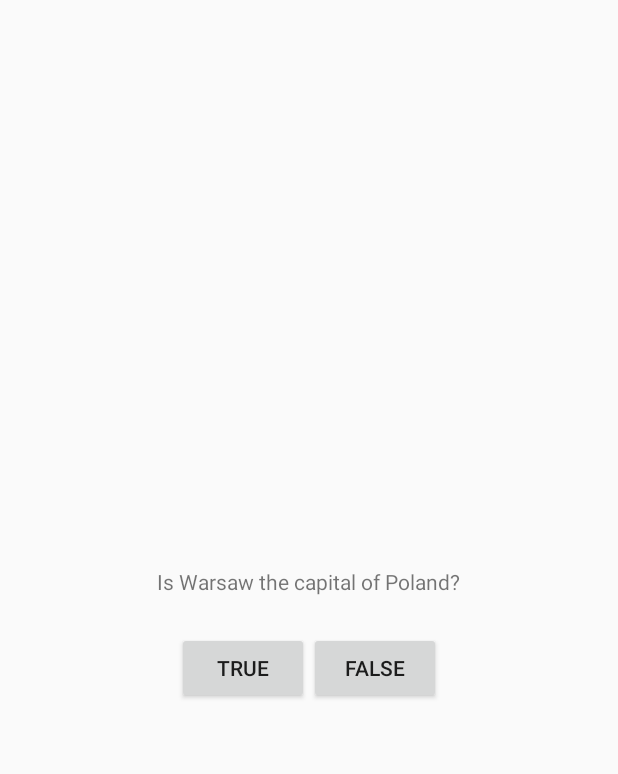
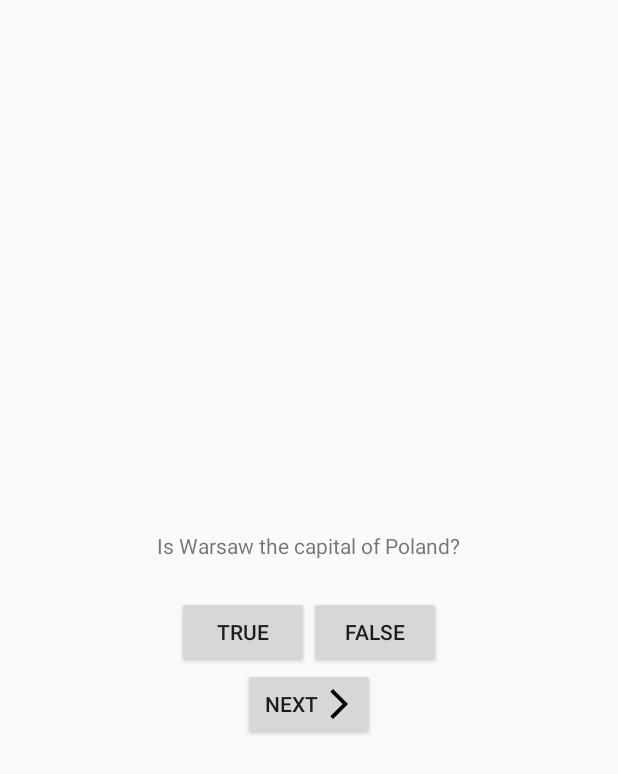
Before and after one commit to Raphalius/GeoQuiz, an Android app built with Jetpack Compose: the screen it shows after launch (MainActivity), after a tap on "TRUE", on a phone screen of 412 x 824 dp. Shown: the top 774 px of the screen. Run offline under Robolectric (Android 15) with nearby library versions, the phone set to English and light mode, and no system bars.

Commit message:
Adding multiple questions functionality

```diff
--- a/app/build.gradle.kts
+++ b/app/build.gradle.kts
@@ -38,6 +38,7 @@ android {
     }
     buildFeatures {
         compose = true
+        viewBinding = true
     }
     composeOptions {
         kotlinCompilerExtensionVersion = "1.5.1"
--- a/app/src/main/java/com/bignerdranch/android/geoquiz/MainActivity.kt
+++ b/app/src/main/java/com/bignerdranch/android/geoquiz/MainActivity.kt
@@ -14,33 +14,53 @@ import androidx.compose.material3.Text
 import androidx.compose.runtime.Composable
 import androidx.compose.ui.Modifier
 import androidx.compose.ui.tooling.preview.Preview
+import com.bignerdranch.android.geoquiz.databinding.ActivityMainBinding
+import com.bignerdranch.android.geoquiz.ui.Question
 import com.bignerdranch.android.geoquiz.ui.theme.GeoQuizTheme
 
 class MainActivity : ComponentActivity() {
 
-    private lateinit var trueButton : Button
-    private lateinit var falseButton : Button
+    private lateinit var binding : ActivityMainBinding
+
+    private val questionBank = listOf(
+        Question(R.string.question_poland, true),
+        Question(R.string.question_mazovia, false),
+        Question(R.string.question_oceans, true),
+        Question(R.string.question_mideast, false)
+    )
+    private var currentIndex = 0
     override fun onCreate(savedInstanceState: Bundle?) {
         super.onCreate(savedInstanceState)
-        setContentView(R.layout.activity_main)
+        binding = ActivityMainBinding.inflate(layoutInflater)
+        setContentView(binding.root)
 
-        trueButton = findViewById(R.id.true_button)
-        falseButton = findViewById(R.id.false_button)
-
-        trueButton.setOnClickListener { view: View ->
-            Toast.makeText(
-                this,
-                R.string.correct_toast,
-                Toast.LENGTH_SHORT
-            ).show()
+        binding.trueButton.setOnClickListener { view: View ->
+            checkAnswer(true)
         }
 
-        falseButton.setOnClickListener { view: View ->
-            Toast.makeText(
-                this,
-                R.string.incorrect_toast,
-                Toast.LENGTH_SHORT
-            ).show()
+        binding.falseButton.setOnClickListener { view: View ->
+            checkAnswer(false)
         }
+
+        binding.nextButton.setOnClickListener {
+            currentIndex = (currentIndex + 1) % questionBank.size
+            updateQuestion()
+        }
+        updateQuestion()
+    }
+
+    private fun updateQuestion() {
+        val questionTextResId = questionBank[currentIndex].textResId
+        binding.questionTextview.setText(questionTextResId)
+    }
+
+    private fun checkAnswer(userAnswer : Boolean) {
+        val correctAnswer = questionBank[currentIndex].answer
+        val messageResId = if (userAnswer == correctAnswer) {
+            R.string.correct_toast
+        } else {
+            R.string.incorrect_toast
+        }
+        Toast.makeText(this, messageResId, Toast.LENGTH_SHORT).show()
     }
 }
--- /dev/null
+++ b/app/src/main/java/com/bignerdranch/android/geoquiz/ui/Question.kt
@@ -0,0 +1,5 @@
+package com.bignerdranch.android.geoquiz.ui
+
+import androidx.annotation.StringRes
+
+data class Question(@StringRes val textResId: Int, val answer: Boolean) {}
--- /dev/null
+++ b/app/src/main/res/drawable/arrow_forward.xml
@@ -0,0 +1,5 @@
+<vector xmlns:android="http://schemas.android.com/apk/res/android" android:autoMirrored="true" android:height="24dp" android:tint="#000000" android:viewportHeight="24" android:viewportWidth="24" android:width="24dp">
+
+    <path android:fillColor="@android:color/white" android:pathData="M6.23,20.23l1.77,1.77l10,-10l-10,-10l-1.77,1.77l8.23,8.23z"/>
+
+</vector>
--- a/app/src/main/res/layout/activity_main.xml
+++ b/app/src/main/res/layout/activity_main.xml
@@ -1,15 +1,17 @@
 <?xml version="1.0" encoding="utf-8"?>
 <LinearLayout xmlns:android="http://schemas.android.com/apk/res/android"
+    xmlns:tools="http://schemas.android.com/tools"
     android:orientation="vertical"
     android:gravity="center"
     android:layout_width="match_parent"
     android:layout_height="match_parent">
 
     <TextView
+        android:id="@+id/question_textview"
         android:layout_width="wrap_content"
         android:layout_height="wrap_content"
         android:padding="24dp"
-        android:text="@string/question_text"/>
+        tools:text="@string/question_poland"/>
 
     <LinearLayout
         android:layout_width="wrap_content"
@@ -29,4 +31,11 @@
             android:text="@string/false_button"/>
 
     </LinearLayout>
+
+    <Button
+        android:id="@+id/next_button"
+        android:layout_width="wrap_content"
+        android:layout_height="wrap_content"
+        android:drawableEnd="@drawable/arrow_forward"
+        android:text="@string/next_button"/>
 </LinearLayout>
--- a/app/src/main/res/values/strings.xml
+++ b/app/src/main/res/values/strings.xml
@@ -1,8 +1,14 @@
 <resources>
     <string name="app_name">GeoQuiz</string>
-    <string name="question_text">Is Warsaw the capital of Poland?</string>
+    <string name="question_poland">Is Warsaw the capital of Poland?</string>
+    <string name="question_mazovia">Is Radom the capital of Mazovia?</string>
+    <string name="question_oceans">The Pacific ocean is larger than the
+    Atlantic ocean.</string>
+    <string name="question_mideast">The Suez Canal connects the Red Sea
+    and the Indian Ocean.</string>
     <string name="true_button">True</string>
     <string name="false_button">False</string>
+    <string name="next_button">Next</string>
     <string name="correct_toast">Correct! :-)</string>
     <string name="incorrect_toast">Incorrect! :-(</string>
 </resources>
```
